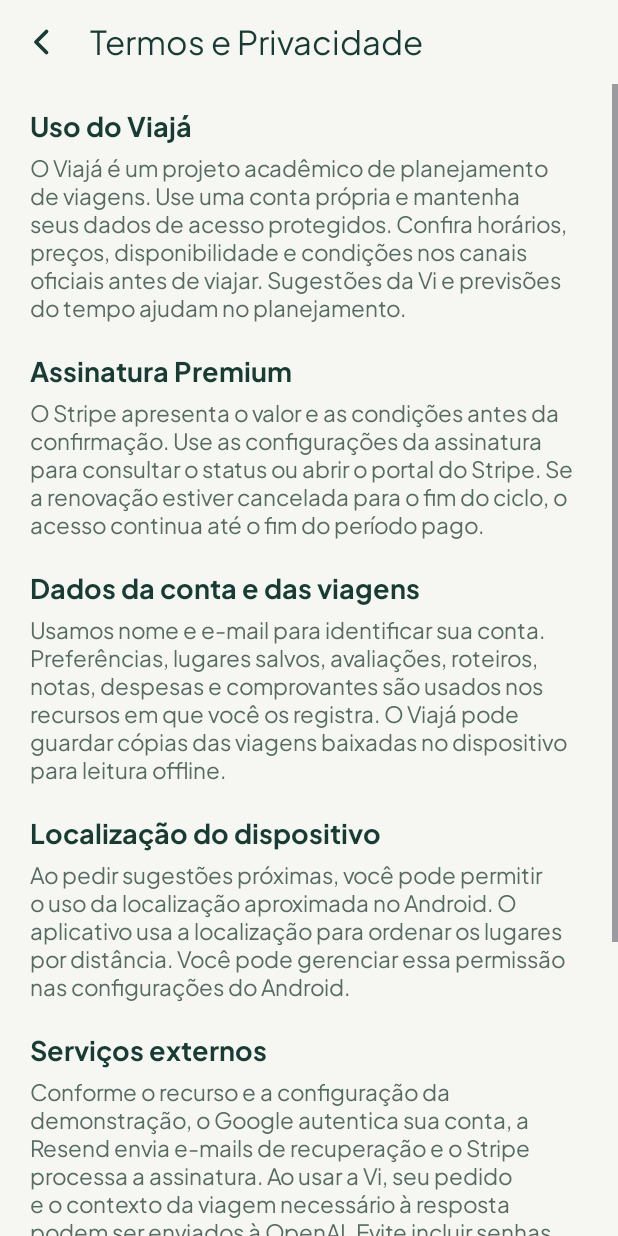
After one commit to ProjetoIntegrador-4Semestre/ViaJa, an Android app: the TermsPrivacyActivity screen opened directly, with no data from a screen before it, on a phone screen of 412 x 824 dp. The commit adds this screen. Run offline under Robolectric (Android 15) with nearby library versions, the phone set to English and light mode, and no system bars.

Commit message:
feat(legal): make terms and privacy available from signup and profile

```diff
--- a/app/src/main/AndroidManifest.xml
+++ b/app/src/main/AndroidManifest.xml
@@ -25,6 +25,7 @@
                 android:resource="@xml/receipt_paths" />
         </provider>
         <activity android:name=".ui.auth.GoogleLoginActivity" android:exported="false" />
+        <activity android:name=".ui.legal.TermsPrivacyActivity" android:exported="false" />
         <activity android:name=".ui.trips.TripResourcesActivity" android:exported="false" />
         <activity android:name=".ui.trips.OfflineTripsActivity" android:exported="false" />
         <activity
--- a/app/src/main/java/com/senac/viaja/ui/auth/RegisterActivity.kt
+++ b/app/src/main/java/com/senac/viaja/ui/auth/RegisterActivity.kt
@@ -15,6 +15,7 @@ import androidx.core.view.WindowInsetsCompat
 import androidx.lifecycle.ViewModelProvider
 import com.google.android.material.textfield.TextInputEditText
 import com.senac.viaja.R
+import com.senac.viaja.ui.legal.TermsPrivacyActivity
 
 class RegisterActivity : AppCompatActivity() {
 
@@ -69,6 +70,10 @@ class RegisterActivity : AppCompatActivity() {
             blockRegister()
         }
 
+        findViewById<Button>(R.id.btnRegisterTerms).setOnClickListener {
+            startActivity(Intent(this, TermsPrivacyActivity::class.java))
+        }
+
         btnVoltar.setOnClickListener {
             finish()
         }
@@ -104,7 +109,7 @@ class RegisterActivity : AppCompatActivity() {
         }
 
         if (!cbTermos.isChecked) {
-            Toast.makeText(this, "Aceite os Termos e Privacidade", Toast.LENGTH_SHORT).show()
+            Toast.makeText(this, R.string.terms_accept_required, Toast.LENGTH_SHORT).show()
             return
         }
 
--- /dev/null
+++ b/app/src/main/java/com/senac/viaja/ui/legal/TermsPrivacyActivity.kt
@@ -0,0 +1,58 @@
+package com.senac.viaja.ui.legal
+
+import android.os.Bundle
+import android.widget.LinearLayout
+import android.widget.TextView
+import androidx.activity.SystemBarStyle
+import androidx.activity.enableEdgeToEdge
+import androidx.appcompat.app.AppCompatActivity
+import androidx.core.content.res.ResourcesCompat
+import androidx.core.view.ViewCompat
+import androidx.core.view.WindowInsetsCompat
+import androidx.core.view.updatePadding
+import com.google.android.material.appbar.MaterialToolbar
+import com.senac.viaja.R
+
+class TermsPrivacyActivity : AppCompatActivity() {
+    override fun onCreate(savedInstanceState: Bundle?) {
+        super.onCreate(savedInstanceState)
+        val transparent = android.graphics.Color.TRANSPARENT
+        enableEdgeToEdge(
+            statusBarStyle = SystemBarStyle.light(transparent, transparent),
+            navigationBarStyle = SystemBarStyle.light(transparent, transparent)
+        )
+        setContentView(R.layout.activity_terms_privacy)
+        ViewCompat.setOnApplyWindowInsetsListener(findViewById(R.id.termsPrivacyRoot)) { view, insets ->
+            val bars = insets.getInsets(WindowInsetsCompat.Type.systemBars() or WindowInsetsCompat.Type.displayCutout())
+            view.updatePadding(left = bars.left, top = bars.top, right = bars.right, bottom = bars.bottom)
+            WindowInsetsCompat.CONSUMED
+        }
+        findViewById<MaterialToolbar>(R.id.termsPrivacyToolbar).setNavigationOnClickListener { finish() }
+
+        val body = findViewById<LinearLayout>(R.id.termsPrivacyBody)
+        val sections = listOf(
+            R.string.terms_use_title to R.string.terms_use_body,
+            R.string.terms_premium_title to R.string.terms_premium_body,
+            R.string.privacy_account_title to R.string.privacy_account_body,
+            R.string.privacy_device_title to R.string.privacy_device_body,
+            R.string.privacy_services_title to R.string.privacy_services_body,
+            R.string.privacy_controls_title to R.string.privacy_controls_body
+        )
+        val headingFont = ResourcesCompat.getFont(this, R.font.plus_jakarta_sans_bold)
+        sections.forEach { (title, content) ->
+            body.addView(TextView(this).apply {
+                setText(title)
+                setTextColor(getColor(R.color.viaja_text))
+                textSize = 18f
+                typeface = headingFont
+                ViewCompat.setAccessibilityHeading(this, true)
+            })
+            body.addView(TextView(this).apply {
+                setText(content)
+                setTextColor(getColor(R.color.viaja_gray))
+                textSize = 15f
+                setPadding(0, (6 * resources.displayMetrics.density).toInt(), 0, (20 * resources.displayMetrics.density).toInt())
+            })
+        }
+    }
+}
--- a/app/src/main/java/com/senac/viaja/ui/main/ProfileActivity.kt
+++ b/app/src/main/java/com/senac/viaja/ui/main/ProfileActivity.kt
@@ -19,6 +19,7 @@ import com.senac.viaja.data.remote.deliver
 import com.senac.viaja.data.repository.AuthRepository
 import com.senac.viaja.data.repository.BillingRepository
 import com.senac.viaja.ui.auth.LoginActivity
+import com.senac.viaja.ui.legal.TermsPrivacyActivity
 import com.senac.viaja.ui.profile.EditProfileActivity
 import com.senac.viaja.ui.profile.PremiumActivity
 import com.senac.viaja.ui.profile.SubscriptionState
@@ -49,6 +50,9 @@ class ProfileActivity : AppCompatActivity() {
         }
         findViewById<MaterialButton>(R.id.btnProfileOffline).setOnClickListener {
             startActivity(Intent(this, OfflineTripsActivity::class.java))
+        }
+        findViewById<MaterialButton>(R.id.btnProfileTerms).setOnClickListener {
+            startActivity(Intent(this, TermsPrivacyActivity::class.java))
         }
         findViewById<MaterialButton>(R.id.btnProfileLogout).setOnClickListener { confirmLogout() }
     }
--- a/app/src/main/res/layout/activity_profile.xml
+++ b/app/src/main/res/layout/activity_profile.xml
@@ -335,6 +335,15 @@
                         android:textAllCaps="false"
                         android:textColor="#07563A" />
                     <com.google.android.material.button.MaterialButton
+                        android:id="@+id/btnProfileTerms"
+                        style="@style/Widget.Viaja.Button.Outline"
+                        android:layout_width="match_parent"
+                        android:layout_height="wrap_content"
+                        android:layout_marginTop="8dp"
+                        android:minHeight="48dp"
+                        android:text="@string/terms_privacy_title"
+                        android:textAllCaps="false" />
+                    <com.google.android.material.button.MaterialButton
                         android:id="@+id/btnProfileLogout"
                         style="@style/Widget.Viaja.Button.Outline"
                         android:layout_width="match_parent"
--- a/app/src/main/res/layout/activity_register.xml
+++ b/app/src/main/res/layout/activity_register.xml
@@ -174,12 +174,21 @@
                         android:textColor="@color/viaja_green"
                         android:textSize="12sp" />
 
+                    <com.google.android.material.button.MaterialButton
+                        android:id="@+id/btnRegisterTerms"
+                        style="@style/Widget.Material3.Button.TextButton"
+                        android:layout_width="wrap_content"
+                        android:layout_height="wrap_content"
+                        android:layout_marginTop="8dp"
+                        android:minHeight="48dp"
+                        android:text="@string/terms_read" />
+
                     <CheckBox
                         android:id="@+id/cbTermos"
                         android:layout_width="match_parent"
                         android:layout_height="wrap_content"
-                        android:layout_marginTop="12dp"
-                        android:text="Ao criar uma conta, você concorda com os Termos de Privacidade."
+                        android:minHeight="48dp"
+                        android:text="@string/terms_accept"
                         android:textColor="@color/viaja_text"
                         android:textSize="13sp" />
 
--- /dev/null
+++ b/app/src/main/res/layout/activity_terms_privacy.xml
@@ -0,0 +1,36 @@
+<?xml version="1.0" encoding="utf-8"?>
+<LinearLayout xmlns:android="http://schemas.android.com/apk/res/android"
+    xmlns:app="http://schemas.android.com/apk/res-auto"
+    android:id="@+id/termsPrivacyRoot"
+    android:layout_width="match_parent"
+    android:layout_height="match_parent"
+    android:background="@color/viaja_cream"
+    android:orientation="vertical">
+
+    <com.google.android.material.appbar.MaterialToolbar
+        android:id="@+id/termsPrivacyToolbar"
+        android:layout_width="match_parent"
+        android:layout_height="wrap_content"
+        android:minHeight="56dp"
+        app:navigationContentDescription="@string/terms_back"
+        app:navigationIcon="@drawable/ic_arrow_back"
+        app:navigationIconTint="@color/viaja_text"
+        app:title="@string/terms_privacy_title"
+        app:titleTextColor="@color/viaja_text" />
+
+    <ScrollView
+        android:id="@+id/termsPrivacyScroll"
+        android:layout_width="match_parent"
+        android:layout_height="0dp"
+        android:layout_weight="1"
+        android:fillViewport="true">
+
+        <LinearLayout
+            android:id="@+id/termsPrivacyBody"
+            android:layout_width="match_parent"
+            android:layout_height="wrap_content"
+            android:orientation="vertical"
+            android:paddingHorizontal="20dp"
+            android:paddingVertical="16dp" />
+    </ScrollView>
+</LinearLayout>
--- /dev/null
+++ b/app/src/main/res/values/terms_privacy_strings.xml
@@ -0,0 +1,26 @@
+<?xml version="1.0" encoding="utf-8"?>
+<resources>
+    <string name="terms_privacy_title">Termos e Privacidade</string>
+    <string name="terms_back">Voltar</string>
+    <string name="terms_read">Ler Termos e Privacidade</string>
+    <string name="terms_accept">Aceito os termos de uso e li o aviso de privacidade.</string>
+    <string name="terms_accept_required">Leia os termos e confirme o aceite para criar a conta.</string>
+
+    <string name="terms_use_title">Uso do Viajá</string>
+    <string name="terms_use_body">O Viajá é um projeto acadêmico de planejamento de viagens. Use uma conta própria e mantenha seus dados de acesso protegidos. Confira horários, preços, disponibilidade e condições nos canais oficiais antes de viajar. Sugestões da Vi e previsões do tempo ajudam no planejamento.</string>
+
+    <string name="terms_premium_title">Assinatura Premium</string>
+    <string name="terms_premium_body">O Stripe apresenta o valor e as condições antes da confirmação. Use as configurações da assinatura para consultar o status ou abrir o portal do Stripe. Se a renovação estiver cancelada para o fim do ciclo, o acesso continua até o fim do período pago.</string>
+
+    <string name="privacy_account_title">Dados da conta e das viagens</string>
+    <string name="privacy_account_body">Usamos nome e e-mail para identificar sua conta. Preferências, lugares salvos, avaliações, roteiros, notas, despesas e comprovantes são usados nos recursos em que você os registra. O Viajá pode guardar cópias das viagens baixadas no dispositivo para leitura offline.</string>
+
+    <string name="privacy_device_title">Localização do dispositivo</string>
+    <string name="privacy_device_body">Ao pedir sugestões próximas, você pode permitir o uso da localização aproximada no Android. O aplicativo usa a localização para ordenar os lugares por distância. Você pode gerenciar essa permissão nas configurações do Android.</string>
+
+    <string name="privacy_services_title">Serviços externos</string>
+    <string name="privacy_services_body">Conforme o recurso e a configuração da demonstração, o Google autentica sua conta, a Resend envia e-mails de recuperação e o Stripe processa a assinatura. Ao usar a Vi, seu pedido e o contexto da viagem necessário à resposta podem ser enviados à OpenAI. Evite incluir senhas, documentos ou dados sensíveis nas conversas. A tela de mapas e clima consulta serviços externos para exibir o mapa e a previsão dos destinos.</string>
+
+    <string name="privacy_controls_title">Seus dados e solicitações</string>
+    <string name="privacy_controls_body">No Perfil, você pode consultar e editar os dados da conta. Em Viagens baixadas, você pode remover cópias locais. Para solicitar acesso, correção ou exclusão de dados, procure a equipe responsável pelo projeto pelo canal em que você recebeu acesso à demonstração.</string>
+</resources>
```
